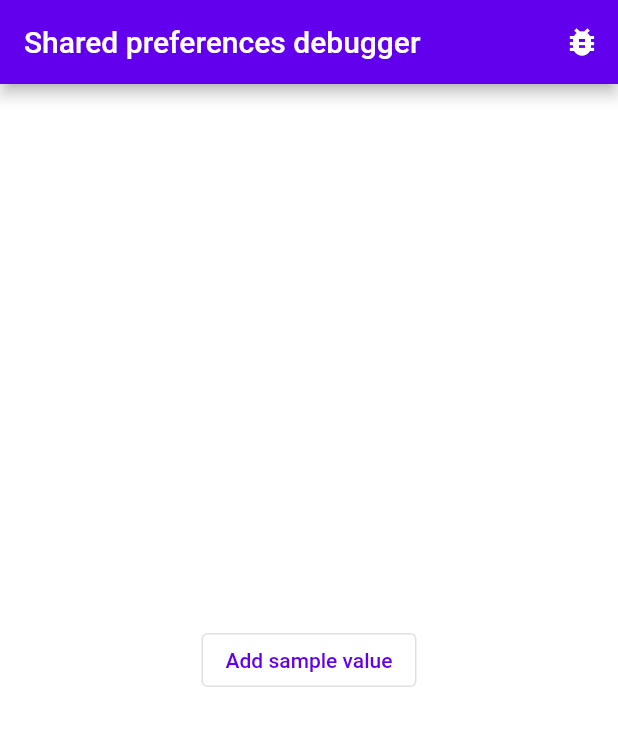
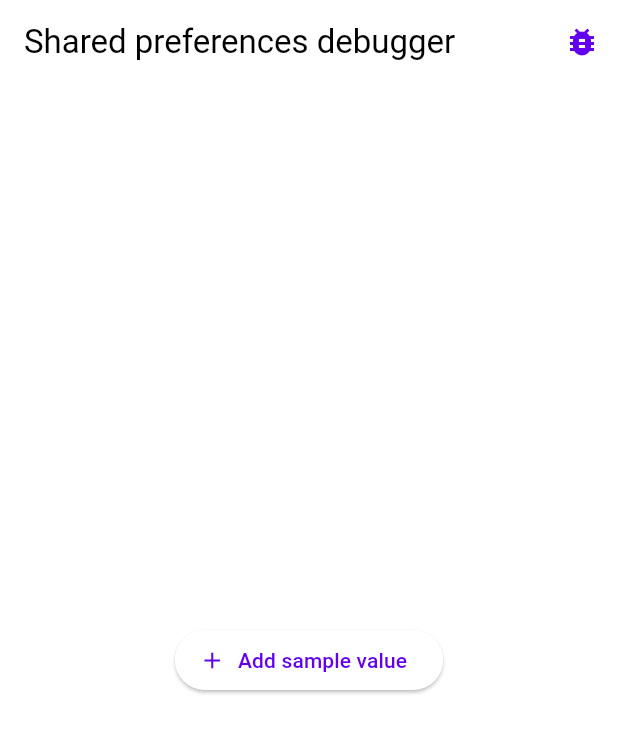
Before and after one commit to htsuruo/shared_preferences_debugger, a Flutter app: the screen it shows after launch, on a phone screen of 412 x 824 dp. Shown: the top 733 px of the screen. Run offline on Flutter 3.47's test engine with Material 2 defaults, Android fonts, the phone set to English and light mode, and no system bars; our stand-ins replace shared_preferences.

Commit message:
Update example

```diff
--- a/example/lib/main.dart
+++ b/example/lib/main.dart
@@ -17,6 +17,7 @@ class MyApp extends StatelessWidget {
     return MaterialApp(
       title: title,
       theme: ThemeData.from(
+        useMaterial3: true,
         colorScheme: const ColorScheme.light(),
       ),
       home: Builder(
@@ -26,6 +27,7 @@ class MyApp extends StatelessWidget {
               title: const Text(title),
               actions: [
                 IconButton(
+                  color: Theme.of(context).colorScheme.primary,
                   onPressed: () {
                     Navigator.of(context).push<void>(
                       MaterialPageRoute(
@@ -40,7 +42,9 @@ class MyApp extends StatelessWidget {
               ],
             ),
             body: Center(
-              child: OutlinedButton(
+              child: ElevatedButton.icon(
+                icon: const Icon(Icons.add),
+                label: const Text('Add sample value'),
                 onPressed: () async {
                   final messenger = ScaffoldMessenger.of(context);
                   final pref = await SharedPreferences.getInstance();
@@ -59,7 +63,6 @@ class MyApp extends StatelessWidget {
                       ),
                     );
                 },
-                child: const Text('Add sample value'),
               ),
             ),
           );
--- a/example/pubspec.yaml
+++ b/example/pubspec.yaml
@@ -4,7 +4,7 @@ publish_to: 'none'
 version: 1.0.0+1
 
 environment:
-  sdk: '>=2.18.0 <4.0.0'
+  sdk: ^3.0.0
 
 dependencies:
   flutter:
```
